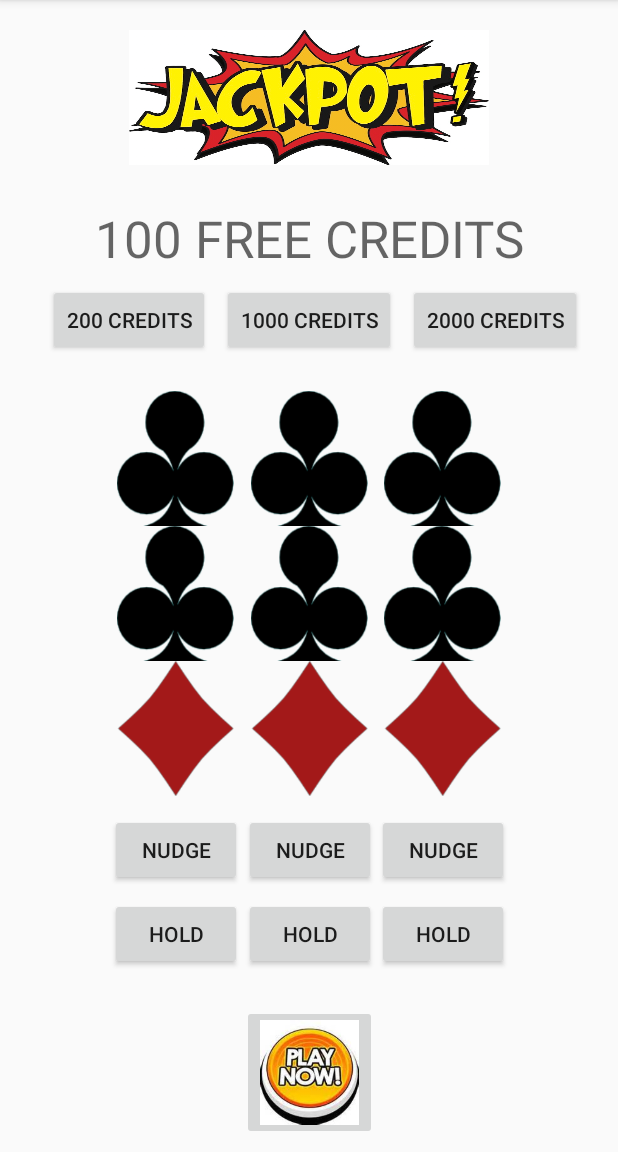
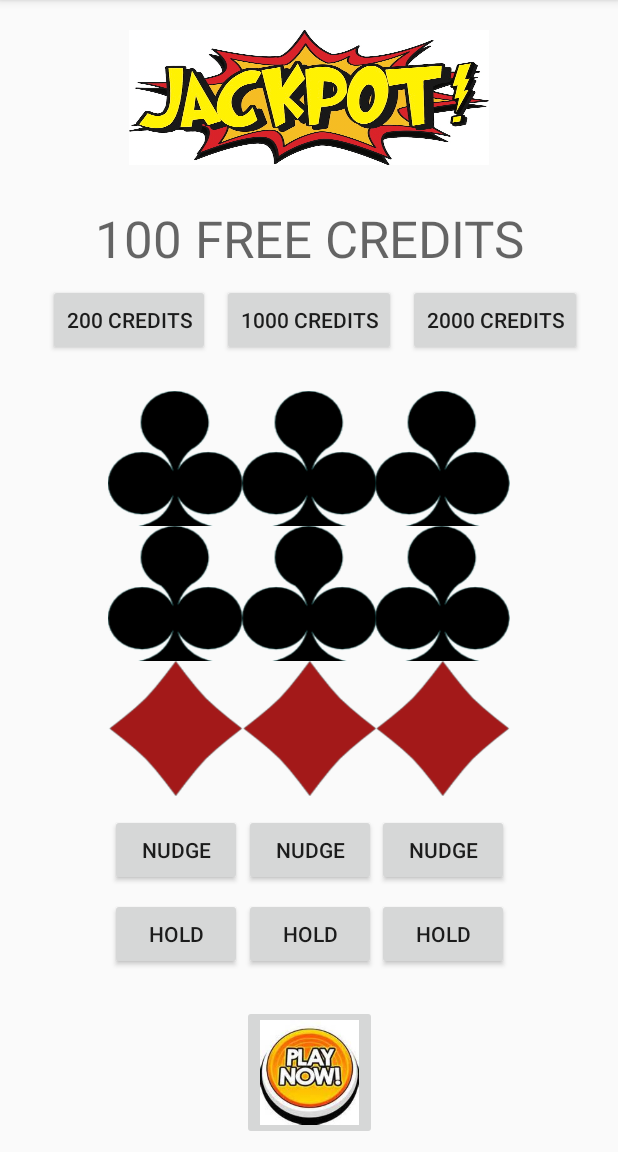
Before and after one commit to docljn/codeclan_wk9_project_fruit_machine, an Android app: the screen it shows after launch (SplashScreen), on a phone screen of 412 x 824 dp, the part 84-1236 px from its top. Run offline under Robolectric (Android 15) with nearby library versions, the phone set to English and light mode, and no system bars.

```diff
--- a/app/src/main/java/example/docljn/com/fruitmachine/AndroidDisplayLogic/SplashScreen.java
+++ b/app/src/main/java/example/docljn/com/fruitmachine/AndroidDisplayLogic/SplashScreen.java
@@ -20,10 +20,11 @@ public class SplashScreen extends AppCompatActivity {
     protected void onCreate(Bundle savedInstanceState) {
         super.onCreate(savedInstanceState);
         setContentView(R.layout.activity_splash_screen);
+        // TODO: Have a second hashmap with alternative images, and make the set image methods configurable
         cardImages = new HashMap<>();
-        cardImages.put(0, R.drawable.club);
-        cardImages.put(1, R.drawable.diamond);
-        cardImages.put(2, R.drawable.heart);
+        cardImages.put(1, R.drawable.club);
+        cardImages.put(2, R.drawable.diamond);
+        cardImages.put(3, R.drawable.heart);
         cardImages.put(5, R.drawable.spade);
 
         game = new Game(3);
@@ -72,18 +73,18 @@ public class SplashScreen extends AppCompatActivity {
         Integer imageRefBottom = reel.getSymbol(after).getValue();
 
 
-        ImageView imageViewTopLine1 = findViewById(R.id.imageViewTop1);
+        ImageView imageViewTop = findViewById(R.id.imageViewTop1);
         Integer imageIDTop = cardImages.get(imageRefTop);
-        imageViewTopLine1.setImageResource(imageIDTop);
+        imageViewTop.setImageResource(imageIDTop);
 
-        ImageView imageViewWinLine1 = findViewById(R.id.imageViewWinLine1);
+        ImageView imageViewWin = findViewById(R.id.imageViewWinLine1);
         Integer imageIDWin= cardImages.get(imageRefWin);
-        imageViewWinLine1.setImageResource(imageIDWin);
+        imageViewWin.setImageResource(imageIDWin);
 
 
-        ImageView imageViewBottomLine1 = findViewById(R.id.imageViewBottom1);
+        ImageView imageViewBottom = findViewById(R.id.imageViewBottom1);
         Integer imageIDBottom = cardImages.get(imageRefBottom);
-        imageViewBottomLine1.setImageResource(imageIDBottom);
+        imageViewBottom.setImageResource(imageIDBottom);
     }
 
 
@@ -99,18 +100,18 @@ public class SplashScreen extends AppCompatActivity {
         Integer imageRefWin = reel.getSymbol(visibleStop).getValue();
         Integer imageRefBottom = reel.getSymbol(after).getValue();
 
-        ImageView imageViewTopLine1 = findViewById(R.id.imageViewTop2);
+        ImageView imageViewTop = findViewById(R.id.imageViewTop2);
         Integer imageIDTop = cardImages.get(imageRefTop);
-        imageViewTopLine1.setImageResource(imageIDTop);
+        imageViewTop.setImageResource(imageIDTop);
 
-        ImageView imageViewWinLine1 = findViewById(R.id.imageViewWinLine2);
+        ImageView imageViewWin = findViewById(R.id.imageViewWinLine2);
         Integer imageIDWin= cardImages.get(imageRefWin);
-        imageViewWinLine1.setImageResource(imageIDWin);
+        imageViewWin.setImageResource(imageIDWin);
 
 
-        ImageView imageViewBottomLine1 = findViewById(R.id.imageViewBottom2);
+        ImageView imageViewBottom = findViewById(R.id.imageViewBottom2);
         Integer imageIDBottom = cardImages.get(imageRefBottom);
-        imageViewBottomLine1.setImageResource(imageIDBottom);
+        imageViewBottom.setImageResource(imageIDBottom);
     }
 
 
@@ -127,18 +128,18 @@ public class SplashScreen extends AppCompatActivity {
         Integer imageRefWin = reel.getSymbol(visibleStop).getValue();
         Integer imageRefBottom = reel.getSymbol(after).getValue();
 
-        ImageView imageViewTopLine1 = findViewById(R.id.imageViewTop3);
+        ImageView imageViewTop = findViewById(R.id.imageViewTop3);
         Integer imageIDTop = cardImages.get(imageRefTop);
-        imageViewTopLine1.setImageResource(imageIDTop);
+        imageViewTop.setImageResource(imageIDTop);
 
-        ImageView imageViewWinLine1 = findViewById(R.id.imageViewWinLine3);
+        ImageView imageViewWin = findViewById(R.id.imageViewWinLine3);
         Integer imageIDWin= cardImages.get(imageRefWin);
-        imageViewWinLine1.setImageResource(imageIDWin);
+        imageViewWin.setImageResource(imageIDWin);
 
 
-        ImageView imageViewBottomLine1 = findViewById(R.id.imageViewBottom3);
+        ImageView imageViewBottom = findViewById(R.id.imageViewBottom3);
         Integer imageIDBottom = cardImages.get(imageRefBottom);
-        imageViewBottomLine1.setImageResource(imageIDBottom);
+        imageViewBottom.setImageResource(imageIDBottom);
     }
 
 
@@ -156,6 +157,7 @@ public class SplashScreen extends AppCompatActivity {
 
 
 
+        // TODO: IF YOU WANT TO MAKE THIS CONFIGURABLE
         // TODO: add buttons to set the number of reels to 3 or 5 on the front page?
         // TODO: Set Grid View column count to match reel number
         // TODO Do I need a layout inflater if I want a generic display set by number of reels?
--- a/app/src/main/java/example/docljn/com/fruitmachine/JavaLogic/Game.java
+++ b/app/src/main/java/example/docljn/com/fruitmachine/JavaLogic/Game.java
@@ -73,7 +73,7 @@ public class Game {
             }
             Integer won = getWinnings();
             changePlayerCredits(won);
-            System.out.println(won);  //todo: work out how to actually test this!!
+            //System.out.println(won);  //todo: work out how to actually test this!!
             return won;
         } else {
             return null;
--- a/app/src/main/java/example/docljn/com/fruitmachine/JavaLogic/Reel.java
+++ b/app/src/main/java/example/docljn/com/fruitmachine/JavaLogic/Reel.java
@@ -17,7 +17,7 @@ public class Reel {
     public Reel() {
         setup = new ArrayList<>();
         //TODO: eventually, allow for different reel setups!
-        //TODO: consider adding randomness to the reel layouts
+        //TODO: consider adding randomness to the reel layouts BUT this will make testing very much harder
         setup.add(Symbol.ONE);
         setup.add(Symbol.TWO);
         setup.add(Symbol.THREE);
--- a/app/src/main/java/example/docljn/com/fruitmachine/JavaLogic/Symbol.java
+++ b/app/src/main/java/example/docljn/com/fruitmachine/JavaLogic/Symbol.java
@@ -5,9 +5,9 @@ package example.docljn.com.fruitmachine.JavaLogic;
  */
 
 public enum Symbol {
-    ONE(0),
-    TWO(1),
-    THREE(2),
+    ONE(1),
+    TWO(2),
+    THREE(3),
     FIVE(5);
 
     private int value;
--- a/app/src/main/res/layout/reels_layout.xml
+++ b/app/src/main/res/layout/reels_layout.xml
@@ -14,6 +14,7 @@
         android:layout_height="90dp"
         android:layout_marginStart="16dp"
         android:layout_marginTop="8dp"
+        android:scaleType="fitXY"
         app:layout_constraintStart_toStartOf="parent"
         app:layout_constraintTop_toTopOf="parent"
         app:srcCompat="@mipmap/ic_launcher" />
@@ -22,6 +23,7 @@
         android:id="@+id/imageViewWinLine1"
         android:layout_width="90dp"
         android:layout_height="90dp"
+        android:scaleType="fitXY"
         app:layout_constraintBottom_toTopOf="@+id/imageViewBottom1"
         app:layout_constraintEnd_toEndOf="@+id/imageViewTop1"
         app:layout_constraintTop_toBottomOf="@+id/imageViewTop1"
@@ -32,6 +34,7 @@
         android:layout_width="90dp"
         android:layout_height="90dp"
         android:layout_marginBottom="12dp"
+        android:scaleType="fitXY"
         app:layout_constraintBottom_toTopOf="@+id/buttonNudge1"
         app:layout_constraintEnd_toEndOf="@+id/imageViewWinLine1"
         app:srcCompat="@mipmap/ic_launcher" />
@@ -65,6 +68,7 @@
         android:layout_width="90dp"
         android:layout_height="90dp"
         android:layout_marginTop="8dp"
+        android:scaleType="fitXY"
         app:layout_constraintEnd_toStartOf="@+id/imageViewTop3"
         app:layout_constraintStart_toEndOf="@+id/imageViewTop1"
         app:layout_constraintTop_toTopOf="parent"
@@ -74,6 +78,7 @@
         android:id="@+id/imageViewWinLine2"
         android:layout_width="90dp"
         android:layout_height="90dp"
+        android:scaleType="fitXY"
         app:layout_constraintBottom_toTopOf="@+id/imageViewBottom2"
         app:layout_constraintEnd_toEndOf="@+id/imageViewTop2"
         app:layout_constraintTop_toBottomOf="@+id/imageViewTop2"
@@ -84,6 +89,7 @@
         android:layout_width="90dp"
         android:layout_height="90dp"
         android:layout_marginBottom="12dp"
+        android:scaleType="fitXY"
         app:layout_constraintBottom_toTopOf="@+id/buttonNudge2"
         app:layout_constraintEnd_toEndOf="@+id/imageViewWinLine2"
         app:srcCompat="@mipmap/ic_launcher" />
@@ -118,6 +124,7 @@
         android:layout_height="90dp"
         android:layout_marginEnd="16dp"
         android:layout_marginTop="8dp"
+        android:scaleType="fitXY"
         app:layout_constraintEnd_toEndOf="parent"
         app:layout_constraintTop_toTopOf="parent"
         app:srcCompat="@mipmap/ic_launcher" />
@@ -126,6 +133,7 @@
         android:id="@+id/imageViewWinLine3"
         android:layout_width="90dp"
         android:layout_height="90dp"
+        android:scaleType="fitXY"
         app:layout_constraintBottom_toTopOf="@+id/imageViewBottom3"
         app:layout_constraintEnd_toEndOf="@+id/imageViewTop3"
         app:layout_constraintTop_toBottomOf="@+id/imageViewTop3"
@@ -137,6 +145,7 @@
         android:layout_width="90dp"
         android:layout_height="90dp"
         android:layout_marginBottom="12dp"
+        android:scaleType="fitXY"
         app:layout_constraintBottom_toTopOf="@+id/buttonNudge3"
         app:layout_constraintEnd_toEndOf="@+id/imageViewWinLine3"
         app:srcCompat="@mipmap/ic_launcher" />
```
Also changed, not shown: 1 other file.
